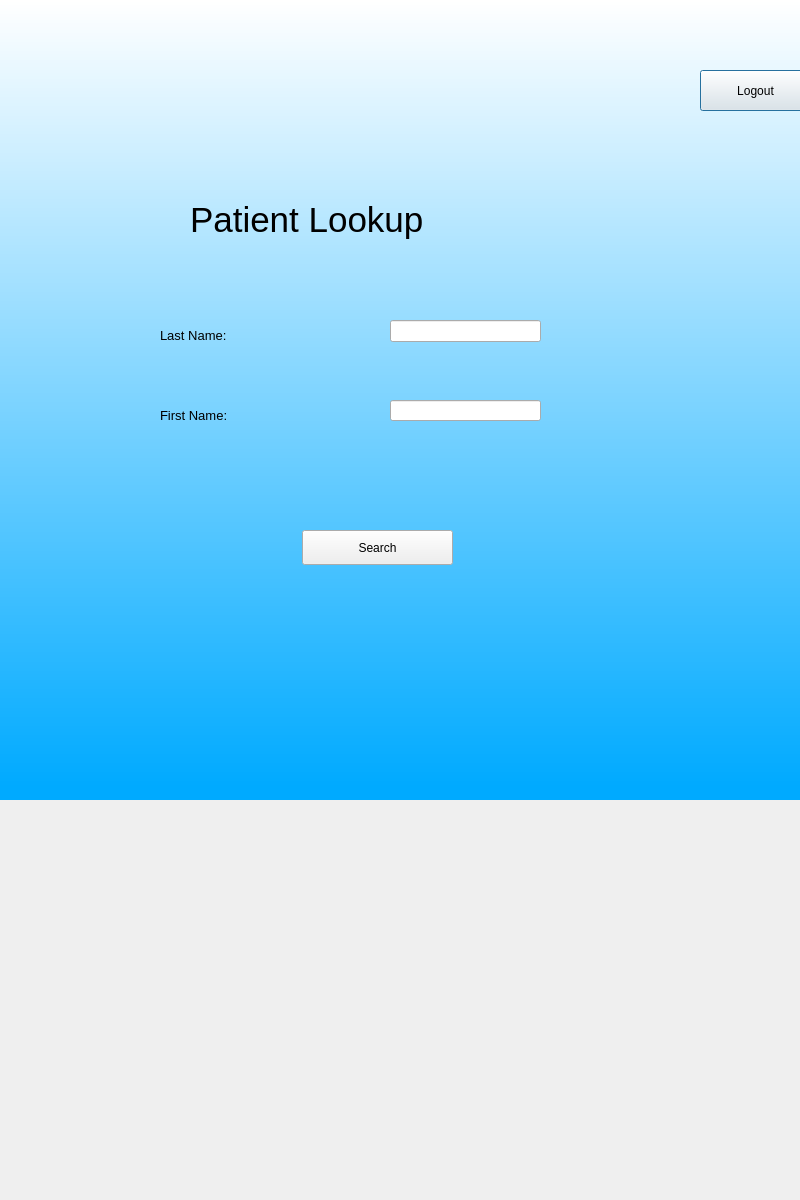
Before: the Qt Designer form patientsearch.ui in AlexHarbaugh1/CS499, drawn with Qt 5.
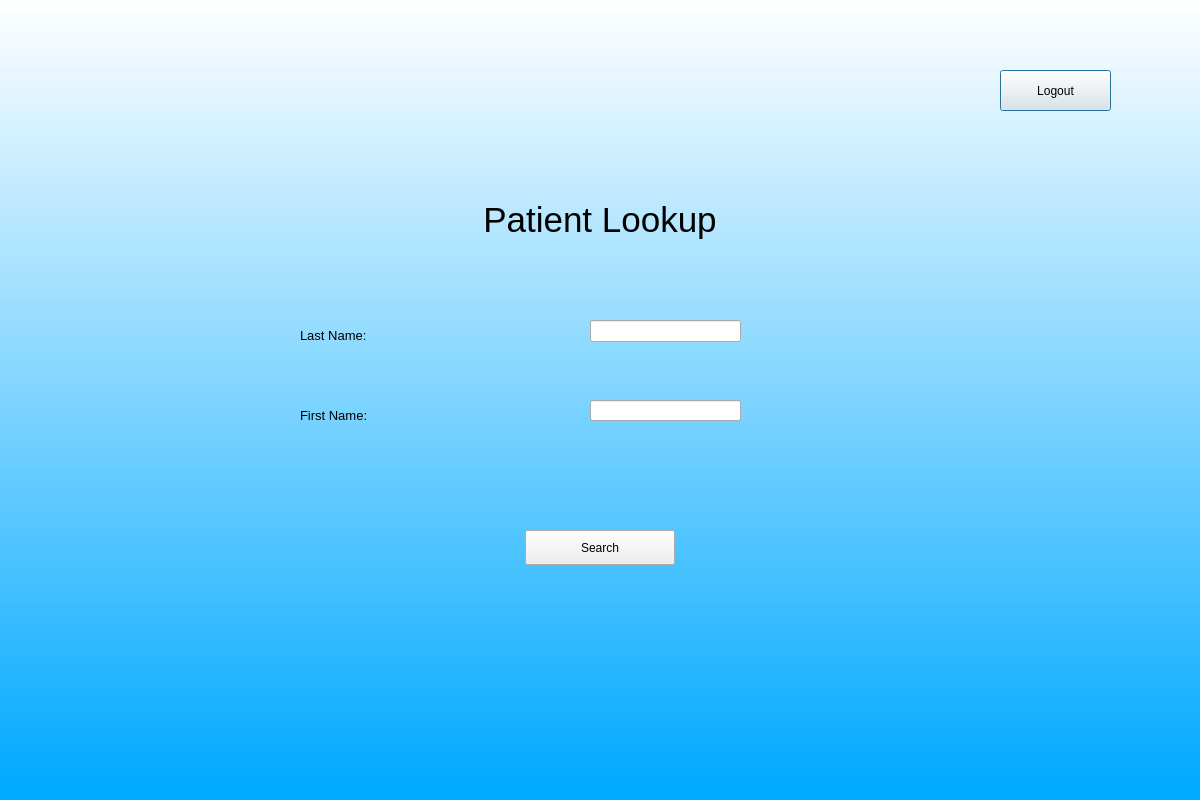
After: the same form once the commit is applied.

Commit message: Latest Changes; Patient Search looks better

```diff
--- a/patientsearch.ui
+++ b/patientsearch.ui
@@ -6,8 +6,8 @@
    <rect>
     <x>0</x>
     <y>0</y>
-    <width>800</width>
-    <height>1200</height>
+    <width>1200</width>
+    <height>800</height>
    </rect>
   </property>
   <property name="windowTitle">
@@ -29,7 +29,7 @@
    <widget class="QLabel" name="label">
     <property name="geometry">
      <rect>
-      <x>190</x>
+      <x>300</x>
       <y>170</y>
       <width>600</width>
       <height>100</height>
@@ -39,13 +39,13 @@
      <string notr="true">font: 36pt &quot;MS Shell Dlg 2&quot;;</string>
     </property>
     <property name="text">
-     <string>&lt;html&gt;&lt;head/&gt;&lt;body&gt;&lt;p&gt;&lt;span style=&quot; font-size:26pt;&quot;&gt;Patient Lookup&lt;/span&gt;&lt;/p&gt;&lt;/body&gt;&lt;/html&gt;</string>
+     <string>&lt;html&gt;&lt;head/&gt;&lt;body&gt;&lt;p align=&quot;center&quot;&gt;&lt;span style=&quot; font-size:26pt;&quot;&gt;Patient Lookup&lt;/span&gt;&lt;/p&gt;&lt;/body&gt;&lt;/html&gt;</string>
     </property>
    </widget>
    <widget class="QPushButton" name="logout">
     <property name="geometry">
      <rect>
-      <x>700</x>
+      <x>1000</x>
       <y>70</y>
       <width>111</width>
       <height>41</height>
@@ -58,7 +58,7 @@
    <widget class="QLabel" name="labelLastName">
     <property name="geometry">
      <rect>
-      <x>160</x>
+      <x>300</x>
       <y>310</y>
       <width>201</width>
       <height>51</height>
@@ -74,7 +74,7 @@
    <widget class="QLabel" name="labelFirstName">
     <property name="geometry">
      <rect>
-      <x>160</x>
+      <x>300</x>
       <y>390</y>
       <width>201</width>
       <height>51</height>
@@ -90,7 +90,7 @@
    <widget class="QLineEdit" name="lastField">
     <property name="geometry">
      <rect>
-      <x>390</x>
+      <x>590</x>
       <y>320</y>
       <width>151</width>
       <height>22</height>
@@ -100,7 +100,7 @@
    <widget class="QLineEdit" name="firstField">
     <property name="geometry">
      <rect>
-      <x>390</x>
+      <x>590</x>
       <y>400</y>
       <width>151</width>
       <height>21</height>
@@ -110,9 +110,9 @@
    <widget class="QPushButton" name="search">
     <property name="geometry">
      <rect>
-      <x>302</x>
+      <x>525</x>
       <y>530</y>
-      <width>151</width>
+      <width>150</width>
       <height>35</height>
      </rect>
     </property>
```
The commit also changes 1 other file.
